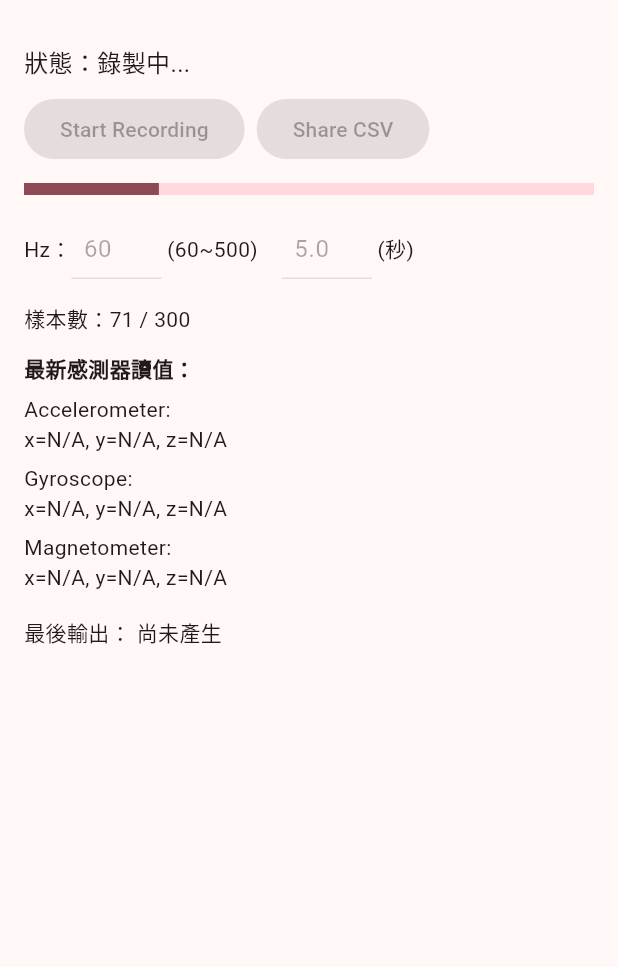
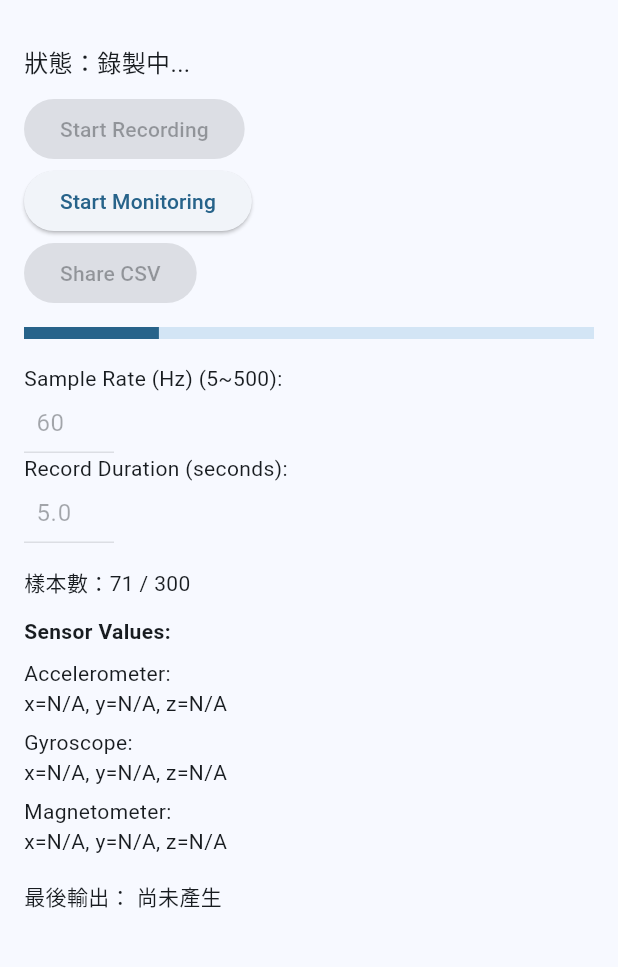
Before and after one commit to jasonkao402/sport_gyro_app, a Flutter app: the screen it shows after launch, after a tap on "Start Recording", on a phone screen of 412 x 824 dp, the part 63-1030 px from its top. Run offline on Flutter 3.47's test engine with Material 3 defaults, Android fonts, the phone set to English and light mode, and no system bars; our stand-ins replace sensors_plus, share_plus.

Commit message:
add monitoring

```diff
--- a/lib/main.dart
+++ b/lib/main.dart
@@ -14,6 +14,7 @@
 
 import 'dart:async';
 import 'dart:io';
+// import 'dart:nativewrappers/_internal/vm/lib/ffi_native_type_patch.dart';
 import 'package:flutter/material.dart';
 import 'package:sensors_plus/sensors_plus.dart';
 import 'package:path_provider/path_provider.dart';
@@ -32,7 +33,7 @@ class SensorRecorderApp extends StatelessWidget {
       title: 'IMU Sensor Recorder',
       theme: ThemeData(
         useMaterial3: true,
-        colorScheme: ColorScheme.fromSeed(seedColor: Colors.pink),
+        colorScheme: ColorScheme.fromSeed(seedColor: Colors.lightBlue),
       ),
       home: const RecorderPage(),
     );
@@ -61,6 +62,7 @@ class _RecorderPageState extends State<RecorderPage> {
   final List<List<String>> _rows = [];
 
   bool _isRecording = false;
+  bool _isMonitoring = false;
   int _sampleCount = 0;
   String? _lastSavedPath;
 
@@ -75,13 +77,23 @@ class _RecorderPageState extends State<RecorderPage> {
   }
 
   void _startListeningStreams() {
-    _accSub ??= accelerometerEventStream().listen((event) {
+    // final intervalMicros = (1000000 / _targetHz).round();
+    _accSub =
+        accelerometerEventStream(
+          samplingPeriod: SensorInterval.gameInterval,
+        ).listen((event) {
           _latestAcc = event;
         });
-    _gyroSub ??= gyroscopeEventStream().listen((event) {
+    _gyroSub =
+        gyroscopeEventStream(
+          samplingPeriod: SensorInterval.gameInterval,
+        ).listen((event) {
           _latestGyro = event;
         });
-    _magSub ??= magnetometerEventStream().listen((event) {
+    _magSub =
+        magnetometerEventStream(
+          samplingPeriod: SensorInterval.gameInterval,
+        ).listen((event) {
           _latestMag = event;
         });
   }
@@ -93,6 +105,27 @@ class _RecorderPageState extends State<RecorderPage> {
     _accSub = null;
     _gyroSub = null;
     _magSub = null;
+  }
+
+  Future<void> _startMonitoring() async {
+    if (_isMonitoring) return;
+    setState(() {
+      _isMonitoring = true;
+      _sampleCount = 0;
+    });
+    final stopwatch = Stopwatch()..start();
+    final uiInterval = (1000 / 30).round();
+    _sampleTimer = Timer.periodic(Duration(milliseconds: uiInterval), (timer) {
+      // 更新 UI
+      if (mounted) setState(() {});
+      if (stopwatch.elapsedMilliseconds >= (_durationSec * 1000).round()) {
+        timer.cancel();
+        stopwatch.stop();
+        setState(() {
+          _isMonitoring = false;
+        });
+      }
+    });
   }
 
   Future<void> _startRecording() async {
@@ -120,8 +153,7 @@ class _RecorderPageState extends State<RecorderPage> {
     ]);
 
     final stopwatch = Stopwatch()..start();
-    final intervalMicros = (1000000 / _targetHz).round(); // 約 16667
-
+    final intervalMicros = (1000000 / _targetHz).round();
     // 使用 Timer.periodic 做穩定採樣
     _sampleTimer = Timer.periodic(Duration(microseconds: intervalMicros), (
       timer,
@@ -178,11 +210,11 @@ class _RecorderPageState extends State<RecorderPage> {
     }
 
     // 取得 app 文件目錄
-    final dir = await getApplicationDocumentsDirectory();
+    final dir = await getExternalStorageDirectory();
     final now = DateTime.now();
     final filename =
         'sensor_${now.toIso8601String().replaceAll(':', '').replaceAll('.', '')}.csv';
-    final file = File('${dir.path}/$filename');
+    final file = File('${dir?.path}/$filename');
 
     await file.writeAsString(csvBuffer.toString());
 
@@ -219,18 +251,21 @@ class _RecorderPageState extends State<RecorderPage> {
               style: const TextStyle(fontSize: 16),
             ),
             const SizedBox(height: 8),
-            Row(
-              children: [
             ElevatedButton(
               onPressed: _isRecording ? null : _startRecording,
               child: const Text('Start Recording'),
             ),
             const SizedBox(width: 8),
             ElevatedButton(
+              onPressed: _isMonitoring ? null : _startMonitoring,
+              child: Text(
+                _isMonitoring ? 'Stop Monitoring' : 'Start Monitoring',
+              ),
+            ),
+            const SizedBox(width: 8),
+            ElevatedButton(
               onPressed: (_lastSavedPath != null) ? _shareCsv : null,
               child: const Text('Share CSV'),
-                ),
-              ],
             ),
             const SizedBox(height: 12),
             LinearProgressIndicator(
@@ -240,10 +275,10 @@ class _RecorderPageState extends State<RecorderPage> {
               minHeight: 8,
             ),
             const SizedBox(height: 16),
-            Row(
-              children: [
+            // Row(
+            //   children: [
             // targetHz input
-                const Text('Hz：'),
+            const Text('Sample Rate (Hz) (5~500):'),
             SizedBox(
               width: 60,
               child: TextFormField(
@@ -259,7 +294,7 @@ class _RecorderPageState extends State<RecorderPage> {
                 ),
                 onChanged: (val) {
                   final parsed = int.tryParse(val);
-                      if (parsed != null && parsed >= 60 && parsed <= 500) {
+                  if (parsed != null && parsed >= 5 && parsed <= 500) {
                     setState(() {
                       _targetHz = parsed;
                     });
@@ -267,9 +302,9 @@ class _RecorderPageState extends State<RecorderPage> {
                 },
               ),
             ),
-                const Text(' (60~500)'),
             const SizedBox(width: 16),
             // input seconds
+            const Text('Record Duration (seconds):'),
             SizedBox(
               width: 60,
               child: TextFormField(
@@ -284,7 +319,7 @@ class _RecorderPageState extends State<RecorderPage> {
                   ),
                 ),
                 onChanged: (val) {
-                      final parsed = int.tryParse(val);
+                  final parsed = double.tryParse(val);
                   if (parsed != null && parsed > 0) {
                     setState(() {
                       _durationSec = parsed.toDouble();
@@ -293,10 +328,9 @@ class _RecorderPageState extends State<RecorderPage> {
                 },
               ),
             ),
-                const Text(' (秒)'),
-              ],
-            ),
 
+            //   ],
+            // ),
             const SizedBox(height: 16),
             Text('樣本數：$_sampleCount / ${(_targetHz * _durationSec).round()}'),
             const SizedBox(height: 12),
@@ -306,7 +340,7 @@ class _RecorderPageState extends State<RecorderPage> {
                   crossAxisAlignment: CrossAxisAlignment.start,
                   children: [
                     const Text(
-                      '最新感測器讀值：',
+                      'Sensor Values:',
                       style: TextStyle(fontWeight: FontWeight.bold),
                     ),
                     const SizedBox(height: 8),
```
Lines whose indentation alone changed are shown as unchanged.
